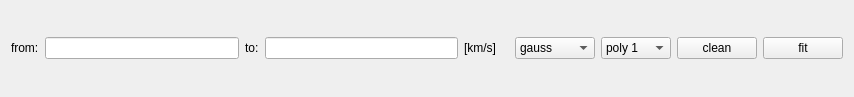
Old version of the form code/display/QtPlotter/SpecFitSettingsWidgetOptical.ui in the repository radio-astro/casa.
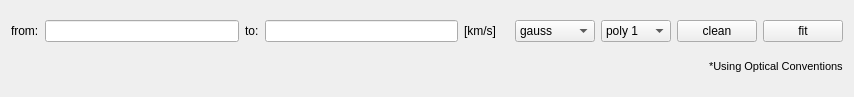
New version of the form.

Commit message: New Development: No             JIRA Issue: CAS-7536         Ready for Test: Yes      Interface Changes: No What Interface Changed: Please list interface changes          Test Programs: List test programs   Put in Release Notes: No              Module(s): Viewer/Profiler            Description: Added text to optical profiler indicating it is using optical conventions.

Patch:
```diff
--- a/code/display/QtPlotter/SpecFitSettingsWidgetOptical.ui
+++ b/code/display/QtPlotter/SpecFitSettingsWidgetOptical.ui
@@ -181,6 +181,41 @@
      </item>
     </layout>
    </item>
+   <item>
+    <layout class="QHBoxLayout" name="horizontalLayout2">
+     <item>
+      <spacer name="horizontalSpacer_17">
+       <property name="orientation">
+        <enum>Qt::Horizontal</enum>
+       </property>
+       <property name="sizeHint" stdset="0">
+        <size>
+         <width>40</width>
+         <height>20</height>
+        </size>
+       </property>
+      </spacer>
+     </item>
+     <item>
+      <widget class="QLabel" name="opticalMode">
+       <property name="sizePolicy">
+        <sizepolicy hsizetype="Preferred" vsizetype="Fixed">
+         <horstretch>0</horstretch>
+         <verstretch>0</verstretch>
+        </sizepolicy>
+       </property>
+       <property name="font">
+        <font>
+         <pointsize>8</pointsize>
+        </font>
+       </property>
+       <property name="text">
+        <string>&lt;font color='black'&gt;*Using Optical Conventions&lt;/font&gt;</string>
+       </property>
+      </widget>
+     </item>
+    </layout>
+   </item>
   </layout>
  </widget>
  <layoutdefault spacing="6" margin="11"/>
```
